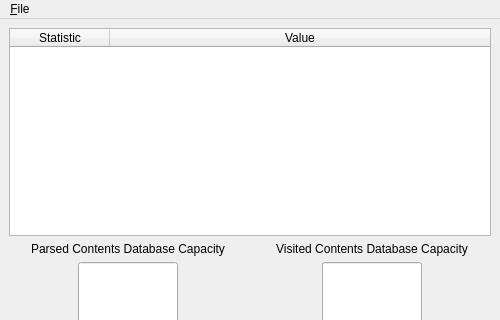
Old version of the form UI/pandemonium_statistics.ui in the repository nurfalie/pandamonium; both pictures show x 0 to 500 and y 0 to 320 of the 500 by 500 pixel window.
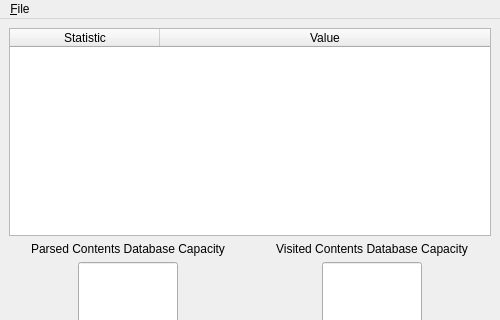
New version of the form. Icons and pictures are not drawn.

```diff
--- a/UI/pandemonium_statistics.ui
+++ b/UI/pandemonium_statistics.ui
@@ -33,8 +33,11 @@
       <property name="horizontalScrollMode">
        <enum>QAbstractItemView::ScrollPerPixel</enum>
       </property>
+      <attribute name="horizontalHeaderDefaultSectionSize">
+       <number>150</number>
+      </attribute>
       <attribute name="horizontalHeaderMinimumSectionSize">
-       <number>100</number>
+       <number>150</number>
       </attribute>
       <attribute name="horizontalHeaderStretchLastSection">
        <bool>true</bool>
```
Left out of the diff: 2 changed lines with no effect on the pictures.
